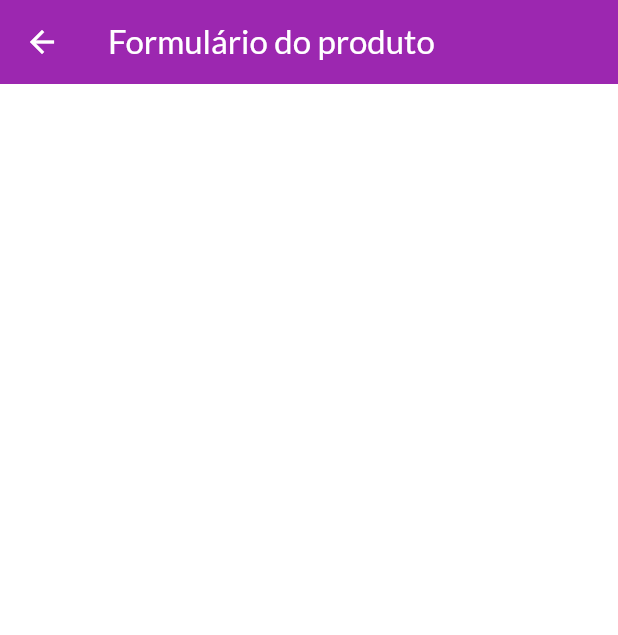
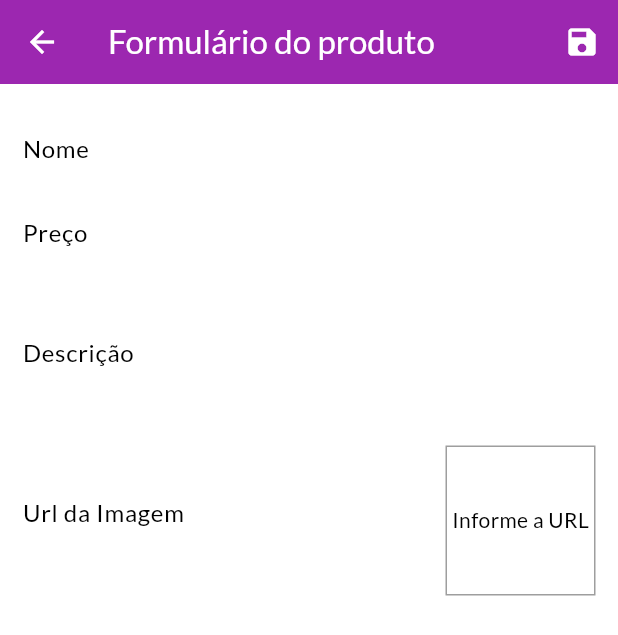
Before and after one commit to EduardoKernGoes/Flutter_Dart_para_IOS_Android-Udemy, a Flutter app: the ProductFormPage screen opened by its route, on a phone screen of 412 x 824 dp. Shown: the top 635 px of the screen. Run offline on Flutter 3.47's test engine with Material 3 defaults, Android fonts, the light colour scheme and no system bars; network calls fail.

Commit message:
Aulas 255-262, continuação formulario de novo produto

```diff
--- a/secao8_gerenciamento_de_estado/lib/pages/product_form_page.dart
+++ b/secao8_gerenciamento_de_estado/lib/pages/product_form_page.dart
@@ -1,4 +1,7 @@
+import 'dart:math';
+
 import 'package:flutter/material.dart';
+import 'package:secao8_gerenciamento_de_estado/models/product.dart';
 
 class ProductFormPage extends StatefulWidget {
   const ProductFormPage({super.key});
@@ -8,6 +11,56 @@ class ProductFormPage extends StatefulWidget {
 }
 
 class _ProductFormPageState extends State<ProductFormPage> {
+  final _priceFocus = FocusNode();
+  final _descriptionFocus = FocusNode();
+  final _imageUrlFocus = FocusNode();
+  final _imageUrlController = TextEditingController();
+  final _formKey = GlobalKey<FormState>();
+  final _formData = Map<String, Object>();
+
+  @override
+  void initState() {
+    super.initState();
+    _imageUrlController.addListener(updateImage);
+  }
+
+  @override
+  void dispose(){
+    super.dispose();
+    _priceFocus.dispose();
+    _descriptionFocus.dispose();
+    _imageUrlController.removeListener(updateImage);
+    _imageUrlFocus.dispose();
+  }
+
+  void updateImage() {
+    setState(() {});
+  }
+
+  bool isValidImageUrl(String url) {
+    bool isValidUrl = Uri.tryParse(url)?.hasAbsolutePath ?? false;
+    bool endsWithFile = url.toLowerCase().endsWith('.png') || url.toLowerCase().endsWith('.jpg') || url.toLowerCase().endsWith('.jpeg');
+
+    return isValidUrl && endsWithFile;
+  }
+
+  void _submitForm() {
+    final isValid = _formKey.currentState?.validate() ?? false;
+
+    if(!isValid){
+      return;
+    }
+
+    _formKey.currentState?.save();
+    final newProduct =  Product(
+      id: Random().nextDouble().toString(),
+      title: _formData['name'] as String,
+      description: _formData['description'] as String,
+      price: _formData['price'] as double,
+      imageUrl: _formData['imageUrl'] as String
+    );
+  }
+
   @override
   Widget build(BuildContext context) {
     return Scaffold(
@@ -15,6 +68,129 @@ class _ProductFormPageState extends State<ProductFormPage> {
         title: Text('Formulário do produto'),
         backgroundColor: Theme.of(context).colorScheme.primary,
         foregroundColor: Colors.white,
+        actions: [
+          IconButton(
+            onPressed: _submitForm,
+            icon: Icon(Icons.save),
+          )
+        ],
+      ),
+      body: Padding(
+        padding: const EdgeInsets.all(15),
+        child: Form(
+          key: _formKey,
+          child: ListView(
+            children: [
+              TextFormField(
+                decoration: InputDecoration(labelText: 'Nome'),
+                textInputAction: TextInputAction.next,
+                onFieldSubmitted: (_) {
+                  FocusScope.of(context).requestFocus(_priceFocus);
+                },
+                onSaved: (name) => _formData['name'] = name ?? '',
+                validator: (_name) {
+                  final name = _name ?? '';
+
+                  if(name.trim().isEmpty){
+                    return 'Nome é obrigatório';
+                  }
+
+                  if(name.trim().length < 3){
+                    return 'Nome precisa de no minimo 3 letras';
+                  }
+
+                  return null;
+                },
+              ),
+              TextFormField(
+                decoration: InputDecoration(labelText: 'Preço'),
+                textInputAction: TextInputAction.next,
+                focusNode: _priceFocus,
+                keyboardType: TextInputType.numberWithOptions(decimal: true),
+                onFieldSubmitted: (_) {
+                  FocusScope.of(context).requestFocus(_descriptionFocus);
+                },
+                onSaved: (price) => _formData['price'] = double.parse(price ?? '0'),
+                validator: (_price) {
+                  final priceString = _price ?? '';
+                  final price = double.tryParse(priceString) ?? -1;
+
+                  if(price <= 0){
+                    return 'O valor tem que ser maior de zero';
+                  }
+
+                  return null;
+                },
+              ),
+              TextFormField(
+                decoration: InputDecoration(labelText: 'Descrição'),
+                focusNode: _descriptionFocus,
+                keyboardType: TextInputType.multiline,
+                maxLines: 3,
+                onSaved: (description) => _formData['description'] = description ?? '',
+                validator: (_description) {
+                  final description = _description ?? '';
+
+                  if(description.trim().isEmpty){
+                    return 'Descrição é obrigatória';
+                  }
+
+                  if(description.trim().length < 10){
+                    return 'Descrição precisa de no minimo 10 letras';
+                  }
+
+                  return null;
+                },
+              ),
+              Row(
+                children: [
+                  Expanded(
+                    child: TextFormField(
+                      decoration: InputDecoration(labelText: 'Url da Imagem'),
+                      focusNode: _imageUrlFocus,
+                      keyboardType: TextInputType.url,
+                      textInputAction: TextInputAction.done,
+                      controller: _imageUrlController,
+                      onFieldSubmitted: (_) => _submitForm(),
+                      onSaved: (imageUrl) => _formData['imageUrl'] = imageUrl ?? '',
+                      validator: (_imageUrl) {
+                        final imageUrl = _imageUrl ?? '';
+
+                        if(!isValidImageUrl(imageUrl)){
+                          return 'Informe uma URL válida';
+                        }
+
+                        return null;
+                      },
+                    ),
+                  ),
+                  Container(
+                    height: 100,
+                    width: 100,
+                    margin: const EdgeInsets.only(
+                      top: 10,
+                      left: 10,
+                    ),
+                    decoration: BoxDecoration(
+                      border: Border.all(
+                        color: Colors.grey,
+                        width: 1,
+                      )
+                    ),
+                    alignment: Alignment.center,
+                    child: _imageUrlController.text.isEmpty ?
+                      Text('Informe a URL')
+                      :
+                      FittedBox(
+                        fit: BoxFit.cover,
+                        child: Image.network(_imageUrlController.text),
+                      ),
+                  )
+                ],
+              ),
+            ],
+          )
+        ),
       ),
     );
   }
```
